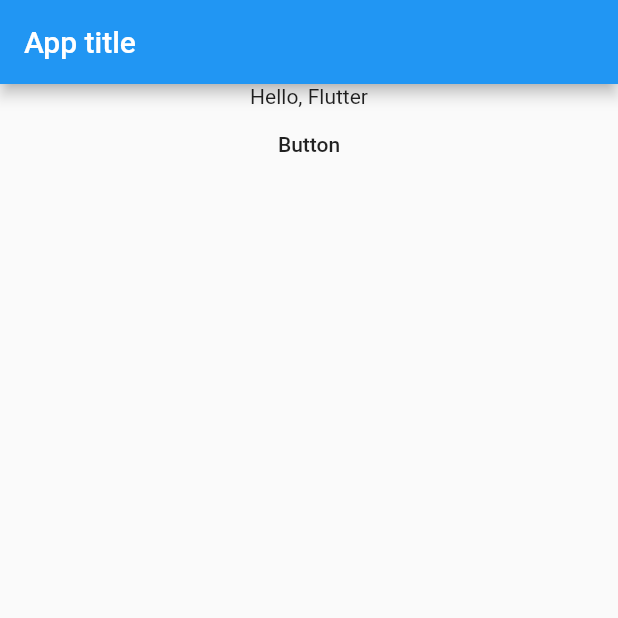
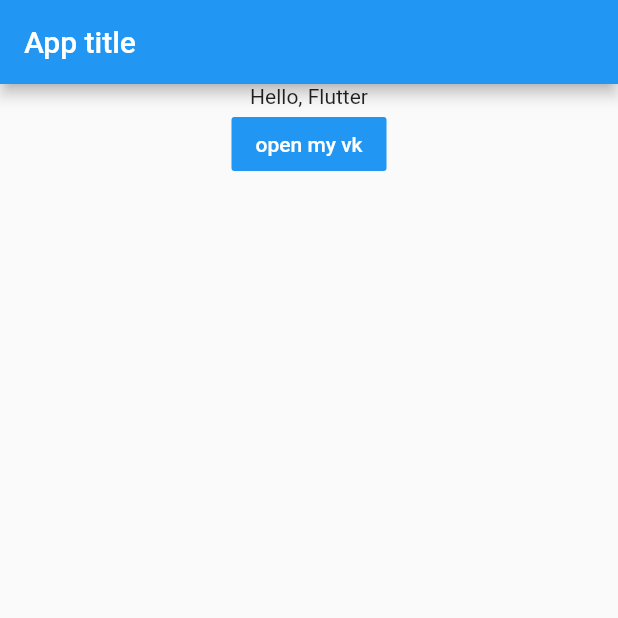
Before and after one commit to Zhark10/first_flutter_app, a Flutter app: the screen it shows after launch, on a phone screen of 412 x 824 dp, the top half of it. Run offline on Flutter 3.47's test engine with Material 2 defaults, Android fonts, the phone set to English and light mode, and no system bars.

Commit message:
minor changes

```diff
--- a/lib/main.dart
+++ b/lib/main.dart
@@ -1,22 +1,37 @@
 import 'package:flutter/widgets.dart';
 import 'package:flutter/material.dart';
+import 'package:url_launcher/url_launcher.dart';
+
+class MyBody extends StatelessWidget {
+  _launchURL() async {
+    const url = 'https://vk.com/a.zharavin';
+    if (await canLaunch(url)) {
+      await launch(url);
+    } else {
+      throw 'Could not launch $url';
+    }
+  }
+
+  Widget build(BuildContext context) {
+    return new Center(
+        child: new Column(children: [
+      new Text('Hello, Flutter'),
+      new FlatButton(
+        onPressed: _launchURL,
+        child: Text('open my vk'),
+        color: Colors.blue,
+        textColor: Colors.white,
+      )
+    ]));
+  }
+}
 
 void main() {
   runApp(new MaterialApp(
     debugShowCheckedModeBanner: false,
     home: new Scaffold(
       appBar: new AppBar(title: Text('App title')),
-      body: new Center(
-        child: new Column(
-          children: [
-            new Text('Hello, Flutter'),
-            new FlatButton(
-              onPressed: (){},
-              child: new Text('Button'),
-              )
-          ]
-        )
-      ),
+      body: new MyBody(),
     ),
   ));
 }
```
Also changed, not shown: pubspec.yaml (+3 -8 lines), pubspec.lock.
